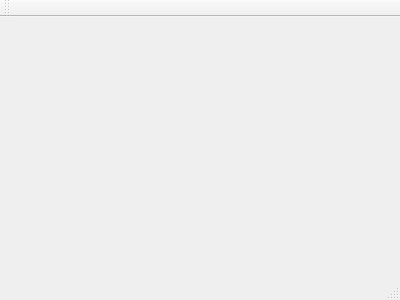
First picture: the form in DisplayingWindows/mainwindow.ui, repository Gabriel-22/QT-Programming, before the edit.
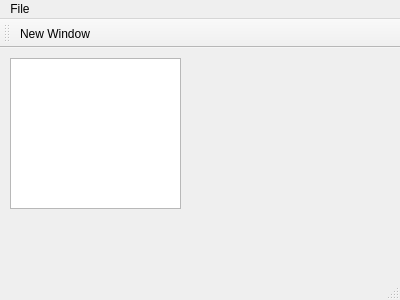
Second picture: the form after the edit.

```diff
--- a/DisplayingWindows/mainwindow.ui
+++ b/DisplayingWindows/mainwindow.ui
@@ -12,13 +12,52 @@
   <property name="windowTitle" >
    <string>MainWindow</string>
   </property>
-  <widget class="QMenuBar" name="menuBar" />
-  <widget class="QToolBar" name="mainToolBar" />
-  <widget class="QWidget" name="centralWidget" />
-  <widget class="QStatusBar" name="statusBar" />
+  <widget class="QWidget" name="centralWidget">
+   <widget class="QPlainTextEdit" name="plainTextEdit">
+    <property name="geometry">
+     <rect>
+      <x>10</x>
+      <y>10</y>
+      <width>171</width>
+      <height>151</height>
+     </rect>
+    </property>
+   </widget>
+  </widget>
+  <widget class="QMenuBar" name="menuBar">
+   <property name="geometry">
+    <rect>
+     <x>0</x>
+     <y>0</y>
+     <width>400</width>
+     <height>21</height>
+    </rect>
+   </property>
+   <widget class="QMenu" name="menuFile">
+    <property name="title">
+     <string>File</string>
+    </property>
+    <addaction name="actionNew_Window"/>
+   </widget>
+   <addaction name="menuFile"/>
+  </widget>
+  <widget class="QToolBar" name="mainToolBar">
+   <attribute name="toolBarArea">
+    <enum>TopToolBarArea</enum>
+   </attribute>
+   <attribute name="toolBarBreak">
+    <bool>false</bool>
+   </attribute>
+   <addaction name="actionNew_Window"/>
+  </widget>
+  <widget class="QStatusBar" name="statusBar"/>
+  <action name="actionNew_Window">
+   <property name="text">
+    <string>New Window</string>
+   </property>
+  </action>
  </widget>
- <layoutDefault spacing="6" margin="11" />
- <pixmapfunction></pixmapfunction>
+ <layoutdefault spacing="6" margin="11"/>
  <resources/>
  <connections/>
 </ui>
```
Left out of the diff: 7 changed lines with no effect on the pictures.
